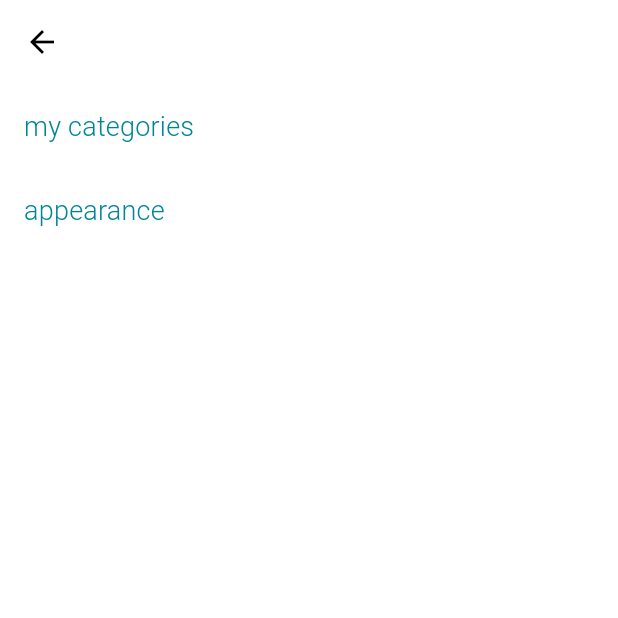
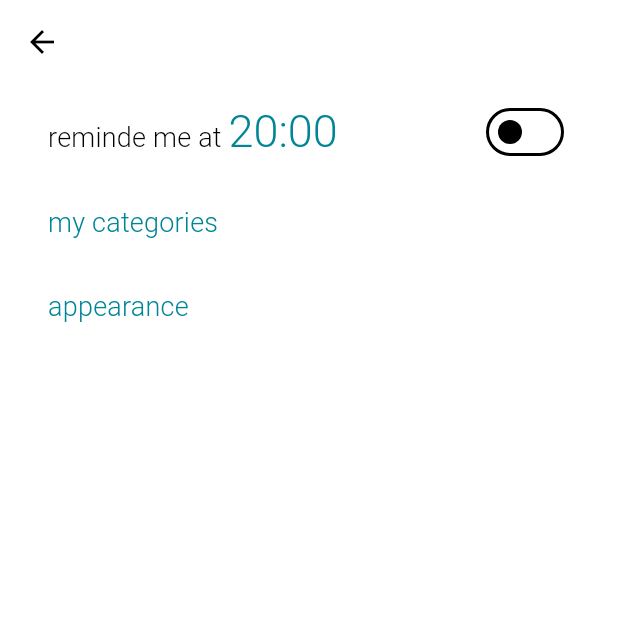
Before and after one commit to iSVDi/expenso, a Flutter app: the Settings screen opened directly, on a phone screen of 412 x 824 dp, the top half of it. Run offline on Flutter 3.47's test engine with Material 3 defaults, Android fonts, the phone set to English and light mode, and no system bars; our stand-ins replace circular_countdown_timer, flutter_bloc, focused_menu, objectbox, shared_preferences, syncfusion_flutter_charts; missing offline and left inert: group_list_view; accounts and stored records are empty; generated files the repository leaves out were written again; Roboto replaces fonts that are missing (SF Pro).

Commit message:
added reminder widget

```diff
--- a/lib/common/app_preferences.dart
+++ b/lib/common/app_preferences.dart
@@ -1,35 +1,56 @@
 import 'package:expenso/main.dart';
 import 'package:flutter/material.dart';
+import 'package:shared_preferences/shared_preferences.dart';
 
 enum _AppPreferencesKeys {
   theme,
   isFirstLaunch,
+  reminderTime,
+  reminderState,
 }
 
+typedef _PrefsKeys = _AppPreferencesKeys;
+
 class AppPreferences {
+  SharedPreferences get _sharedPrefs =>
+      sharedPreferencesKeeper.getSharedPreferences;
+
   Future<void> setThemeMode(ThemeMode themeMode) async {
-    await sharedPreferencesKeeper.getSharedPreferences
-        .setString(_AppPreferencesKeys.theme.name, themeMode.name);
+    await _sharedPrefs.setString(_PrefsKeys.theme.name, themeMode.name);
   }
 
   ThemeMode getThemeMode() {
-    var name = sharedPreferencesKeeper.getSharedPreferences
-            .getString(_AppPreferencesKeys.theme.name) ??
-        ThemeMode.system.name;
+    var name =
+        _sharedPrefs.getString(_PrefsKeys.theme.name) ?? ThemeMode.system.name;
     var themeMode =
         ThemeMode.values.firstWhere((element) => element.name == name);
     return themeMode;
   }
 
-  bool getIsFirstLaunch() {
-    var res = sharedPreferencesKeeper.getSharedPreferences
-            .getBool(_AppPreferencesKeys.isFirstLaunch.name) ??
-        true;
+  bool getIsFirstLaunch() =>
+      _sharedPrefs.getBool(_PrefsKeys.isFirstLaunch.name) ?? true;
+
+  void setIsNotFirstLaunch() {
+    _sharedPrefs.setBool(_PrefsKeys.isFirstLaunch.name, false);
+  }
+
+  void setReminderTime(TimeOfDay time) => _sharedPrefs.setStringList(
+      _PrefsKeys.reminderTime.name, ["${time.hour}", "${time.minute}"]);
+
+  TimeOfDay getReminderTime() {
+    var value = _sharedPrefs.getStringList(_PrefsKeys.reminderTime.name);
+    TimeOfDay res;
+    if (value == null) {
+      res = const TimeOfDay(hour: 20, minute: 0);
+    } else {
+      res = TimeOfDay(hour: int.parse(value[0]), minute: int.parse(value[1]));
+    }
     return res;
   }
 
-  void setIsNotFirstLaunch() {
-    sharedPreferencesKeeper.getSharedPreferences
-        .setBool(_AppPreferencesKeys.isFirstLaunch.name, false);
-  }
+  void setRemindetState(bool state) =>
+      _sharedPrefs.setBool(_PrefsKeys.reminderState.name, state);
+
+  bool getReminderState() =>
+      _sharedPrefs.getBool(_PrefsKeys.reminderState.name) ?? false;
 }
--- a/lib/l10n/app_en.arb
+++ b/lib/l10n/app_en.arb
@@ -32,5 +32,6 @@
   "lightThemeMode": "light",
   "startCategories": "🏠 household,⛽️ gas,🛒 groceries,🛍 shopping,🍽 food & dinning,🚕 transport,💊 health,💪 fitness,🎓 education,🍿 entertainment,💸 bills,🐱 🐶 pet,🎁 gifts,❓ other",
   "spendInAWeek": "spend in a week",
-  "spendInAMonth": "spend in a month"
+  "spendInAMonth": "spend in a month",
+  "reminderTitle": "reminde me at "
 }
--- a/lib/l10n/app_ru.arb
+++ b/lib/l10n/app_ru.arb
@@ -32,5 +32,6 @@
   "lightThemeMode": "светлое",
   "startCategories": "🏠 дом,⛽️ бензин,🛒 продукты,🛍 шоппинг,🍽 обеды,🚕 транспорт,💊 здоровье,💪 финес,🎓 образование,🍿 развлечения,💸 налоги,🐱 🐶 питомцы,🎁 подарки,❓ остальное",
   "spendInAWeek": "потрачено за неделю",
-  "spendInAMonth": "потрачено за месяц"
+  "spendInAMonth": "потрачено за месяц",
+  "reminderTitle": "напоминать в "
 }
--- a/lib/modules/settings/appearance.dart
+++ b/lib/modules/settings/select_appearance.dart
@@ -4,6 +4,7 @@ import 'package:expenso/theme/cubit/theme_mode_state.dart';
 import 'package:flutter/material.dart';
 import 'package:flutter_bloc/flutter_bloc.dart';
 
+//TODO set selecting theme via tap
 class SelectAppearance extends StatelessWidget {
   const SelectAppearance({super.key});
 
--- a/lib/modules/settings/settings.dart
+++ b/lib/modules/settings/settings.dart
@@ -1,10 +1,20 @@
 import 'package:expenso/l10n/gen_10n/app_localizations.dart';
-import 'package:expenso/modules/settings/appearance.dart';
+import 'package:expenso/modules/settings/select_appearance.dart';
 import 'package:expenso/modules/settings/my_categories_list.dart';
+import 'package:expenso/modules/settings/settings_cubit.dart';
+import 'package:expenso/modules/settings/settings_list_Item_model.dart';
+import 'package:flutter/gestures.dart';
 import 'package:flutter/material.dart';
 
-class Settings extends StatelessWidget {
+class Settings extends StatefulWidget {
   const Settings({super.key});
+
+  @override
+  State<StatefulWidget> createState() => _SettingsState();
+}
+
+class _SettingsState extends State<Settings> {
+  final _cubit = SettingsCubit();
 
   @override
   Widget build(BuildContext context) {
@@ -17,25 +27,77 @@ class Settings extends StatelessWidget {
 
   Widget _getBody(BuildContext context) {
     var listItems = _getListItems(context);
-    return ListView.builder(
+    var list = ListView.builder(
       itemCount: listItems.length,
       itemBuilder: ((context, index) {
         var model = listItems[index];
-        var cell = ListTile(title: model.child, onTap: model.onTap);
+        var cell = ListTile(
+            contentPadding: const EdgeInsets.symmetric(horizontal: 32),
+            title: model.child,
+            onTap: model.onTap);
         return cell;
       }),
     );
+
+    return list;
   }
 
-  List<_SettingsItemModel> _getListItems(BuildContext context) {
+  List<SettingsItemModel> _getListItems(BuildContext context) {
     return [
+      _getReminderModel(context),
       _getMyCategoriesModel(context),
       _getAppearanceModel(context),
     ];
   }
 
-  _SettingsItemModel _getMyCategoriesModel(BuildContext context) {
-    return _SettingsItemModel(
+  //TODO set switch style
+  SettingsItemModel _getReminderModel(BuildContext context) {
+    var textTheme = Theme.of(context).textTheme;
+    var colorScheme = Theme.of(context).colorScheme;
+
+    var richTextChild = TextSpan(
+      text: _cubit.getForamttedTime(),
+      style: textTheme.headlineLarge!
+          .copyWith(color: colorScheme.primary, fontWeight: FontWeight.w300),
+      recognizer: TapGestureRecognizer()..onTap = () => _showTimePickerHander(),
+    );
+
+    var richText = RichText(
+      text: TextSpan(
+        text: AppLocalizations.of(context)!.reminderTitle,
+        style: textTheme.titleMedium!.copyWith(color: colorScheme.onBackground),
+        children: [richTextChild],
+      ),
+    );
+
+    var reminderSwitch = Switch(
+      value: (_cubit.getSwitchState()),
+      onChanged: (value) => setState(() {
+        _cubit.switchHandler(value);
+      }),
+    );
+
+    var child = Row(
+      mainAxisAlignment: MainAxisAlignment.spaceBetween,
+      children: [richText, reminderSwitch],
+    );
+    return SettingsItemModel(child: child, onTap: null);
+  }
+
+  Future _showTimePickerHander() async {
+    var time = await showTimePicker(
+      context: context,
+      initialTime: _cubit.getTime(),
+    );
+    if (time != null) {
+      setState(() {
+        _cubit.setTime(time);
+      });
+    }
+  }
+
+  SettingsItemModel _getMyCategoriesModel(BuildContext context) {
+    return SettingsItemModel(
       child: Text(AppLocalizations.of(context)!.myCategories,
           style: Theme.of(context).textTheme.titleMedium),
       onTap: () {
@@ -49,8 +111,8 @@ class Settings extends StatelessWidget {
   }
 }
 
-_SettingsItemModel _getAppearanceModel(BuildContext context) {
-  return _SettingsItemModel(
+SettingsItemModel _getAppearanceModel(BuildContext context) {
+  return SettingsItemModel(
     child: Text(
       AppLocalizations.of(context)!.appearanceTitle,
       style: Theme.of(context).textTheme.titleMedium,
@@ -64,13 +126,3 @@ _SettingsItemModel _getAppearanceModel(BuildContext context) {
     },
   );
 }
-
-class _SettingsItemModel {
-  final Widget child;
-  final Function()? onTap;
-
-  _SettingsItemModel({
-    required this.child,
-    required this.onTap,
-  });
-}
--- /dev/null
+++ b/lib/modules/settings/settings_cubit.dart
@@ -0,0 +1,21 @@
+import 'package:expenso/common/app_preferences.dart';
+import 'package:flutter/material.dart';
+
+class SettingsCubit {
+  final _appPrefs = AppPreferences();
+
+  TimeOfDay getTime() => _appPrefs.getReminderTime();
+
+  String getForamttedTime() {
+    var time = _appPrefs.getReminderTime();
+    var hours = time.hour.toString().padLeft(2, "0");
+    var minutes = time.minute.toString().padLeft(2, "0");
+    var res = "$hours:$minutes";
+    return res;
+  }
+
+  void setTime(TimeOfDay time) => _appPrefs.setReminderTime(time);
+
+  bool getSwitchState() => _appPrefs.getReminderState();
+  void switchHandler(bool value) => _appPrefs.setRemindetState(value);
+}
--- /dev/null
+++ b/lib/modules/settings/settings_list_Item_model.dart
@@ -0,0 +1,11 @@
+import 'package:flutter/material.dart';
+
+class SettingsItemModel {
+  final Widget child;
+  final Function()? onTap;
+
+  SettingsItemModel({
+    required this.child,
+    required this.onTap,
+  });
+}
```
